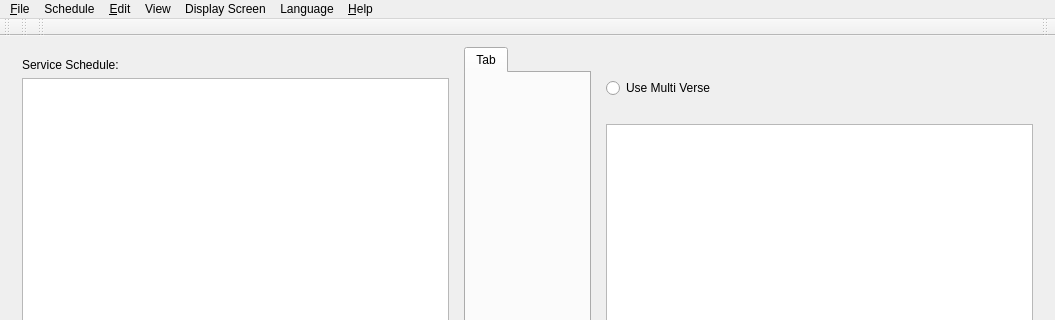
Above: src/ui/softprojector.ui from flodisterhoft-ops/cgf-projector before the change; both pictures show x 0 to 1055 and y 0 to 320 of the 1055 by 666 pixel window. Below: the same form after it.
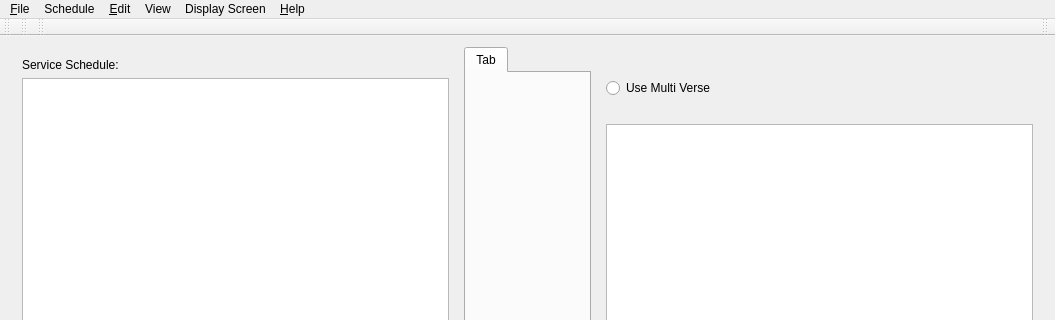
That is the form after the change. Icons and pictures are not drawn.

Diff of the .ui file:
```diff
--- a/src/ui/softprojector.ui
+++ b/src/ui/softprojector.ui
@@ -254,14 +254,6 @@
     <addaction name="actionAbout"/>
     <addaction name="action_Help"/>
    </widget>
-   <widget class="QMenu" name="menuLanguage">
-    <property name="toolTip">
-     <string>Select Language</string>
-    </property>
-    <property name="title">
-     <string>Language</string>
-    </property>
-   </widget>
    <widget class="QMenu" name="menuSongs">
     <property name="title">
      <string>View</string>
@@ -296,7 +288,6 @@
    <addaction name="menuEdit"/>
    <addaction name="menuSongs"/>
    <addaction name="menuDisplay_Screen"/>
-   <addaction name="menuLanguage"/>
    <addaction name="menuHelp"/>
   </widget>
   <widget class="QToolBar" name="toolBarFile">
```
